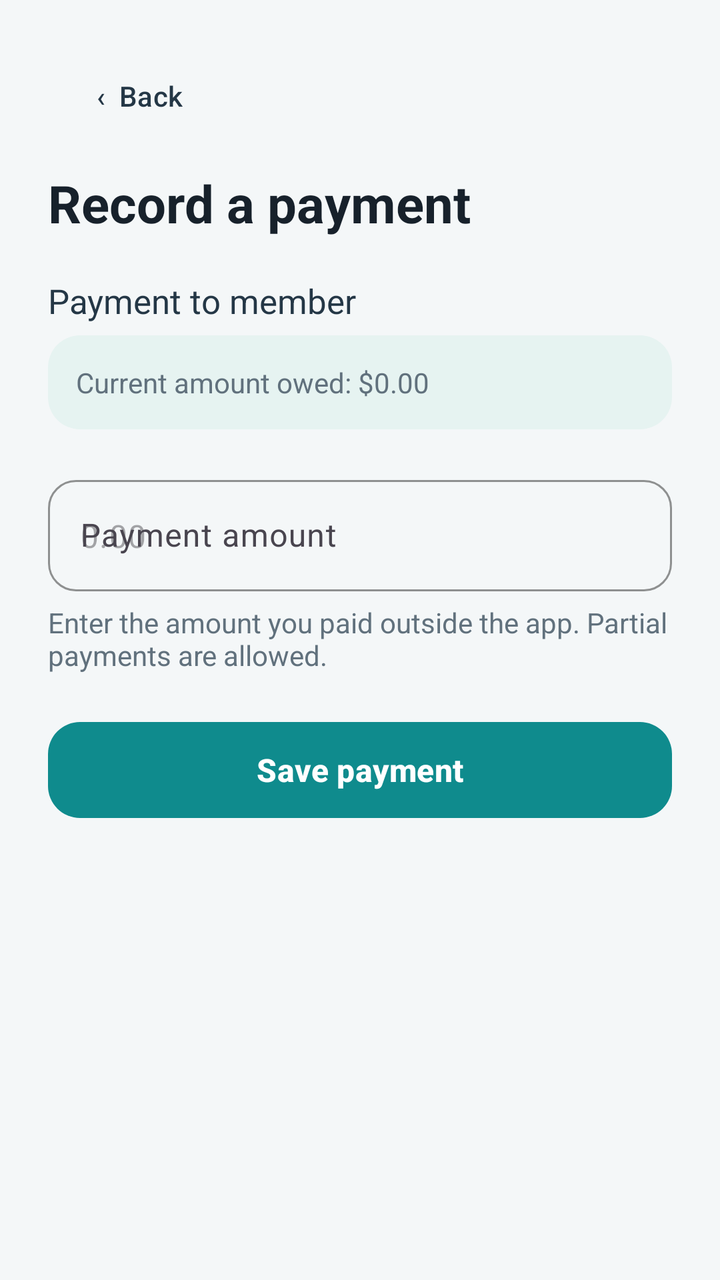
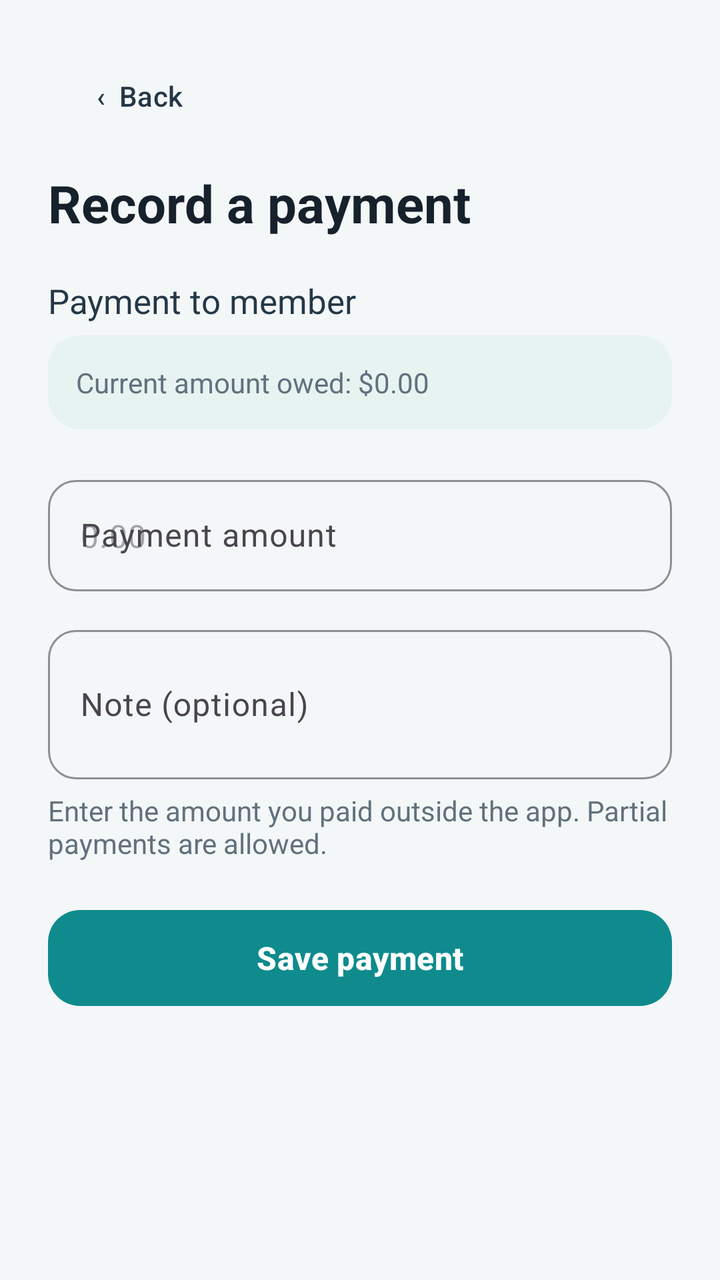

The first picture is an Android layout as it rendered before a commit; the second is the same layout after the commit. The layout source and the unified diff follow.
<!-- AndroidManifest.xml: application theme Theme.MyApplication -->
<!-- res/layout/activity_settlement.xml -->
<?xml version="1.0" encoding="utf-8"?>
<LinearLayout xmlns:android="http://schemas.android.com/apk/res/android"
    xmlns:app="http://schemas.android.com/apk/res-auto"
    android:layout_width="match_parent"
    android:layout_height="match_parent"
    android:orientation="vertical"
    android:padding="24dp"
    android:background="@color/surface_app">

    <com.google.android.material.button.MaterialButton
        android:id="@+id/btnSettlementBack"
        android:layout_width="wrap_content"
        android:layout_height="48dp"
        android:text="‹  Back"
        android:textAllCaps="false"
        android:textColor="@color/brand_ink"
        app:backgroundTint="@android:color/transparent"
        app:cornerRadius="14dp" />

    <TextView
        android:id="@+id/tvSettlementTitle"
        android:layout_width="match_parent"
        android:layout_height="wrap_content"
        android:text="Record a payment"
        android:textSize="26sp"
        android:textStyle="bold"
        android:textColor="@color/ink"
        android:layout_marginTop="12dp" />

    <TextView
        android:id="@+id/tvSettlementPayee"
        android:layout_width="match_parent"
        android:layout_height="wrap_content"
        android:text="Payment to member"
        android:textSize="17sp"
        android:textColor="@color/brand_ink"
        android:layout_marginTop="20dp" />

    <TextView
        android:id="@+id/tvSettlementMaximum"
        android:layout_width="match_parent"
        android:layout_height="wrap_content"
        android:text="Current amount owed: $0.00"
        android:textSize="14sp"
        android:textColor="@color/text_secondary"
        android:background="@drawable/bg_summary_card"
        android:padding="14dp"
        android:layout_marginTop="6dp" />

    <com.google.android.material.textfield.TextInputLayout
        android:layout_width="match_parent"
        android:layout_height="wrap_content"
        android:hint="Payment amount"
        app:prefixText="$"
        app:boxBackgroundMode="outline"
        app:boxCornerRadiusTopStart="14dp"
        app:boxCornerRadiusTopEnd="14dp"
        app:boxCornerRadiusBottomStart="14dp"
        app:boxCornerRadiusBottomEnd="14dp"
        app:boxStrokeColor="@color/brand_teal"
        android:layout_marginTop="20dp">
        <com.google.android.material.textfield.TextInputEditText
            android:id="@+id/etSettlementAmount"
            android:layout_width="match_parent"
            android:layout_height="wrap_content"
            android:hint="0.00"
            android:inputType="numberDecimal"
            android:singleLine="true" />
    </com.google.android.material.textfield.TextInputLayout>

    <TextView
        android:layout_width="match_parent"
        android:layout_height="wrap_content"
        android:text="Enter the amount you paid outside the app. Partial payments are allowed."
        android:textSize="14sp"
        android:textColor="@color/text_secondary"
        android:layout_marginTop="6dp" />

    <TextView
        android:id="@+id/tvSettlementError"
        android:layout_width="match_parent"
        android:layout_height="wrap_content"
        android:textColor="@color/error"
        android:visibility="gone"
        android:layout_marginTop="12dp" />

    <com.google.android.material.button.MaterialButton
        android:id="@+id/btnSaveSettlement"
        android:layout_width="match_parent"
        android:layout_height="56dp"
        android:text="Save payment"
        android:textAllCaps="false"
        android:textSize="16sp"
        android:textStyle="bold"
        android:textColor="@color/white"
        app:backgroundTint="@color/brand_teal"
        app:cornerRadius="16dp"
        android:layout_marginTop="20dp" />
</LinearLayout>
<!-- resources referenced by this layout -->
<resources>
  <color name="brand_ink">#243746</color>
  <color name="brand_teal">#0F8B8D</color>
  <color name="error">#B42318</color>
  <color name="ink">#17212B</color>
  <color name="surface_app">#F4F7F8</color>
  <color name="text_secondary">#61717D</color>
  <color name="white">#FFFFFFFF</color>
  <!-- drawable bg_summary_card (drawable) -->
  <?xml version="1.0" encoding="utf-8"?>
  <shape xmlns:android="http://schemas.android.com/apk/res/android" android:shape="rectangle">
      <solid android:color="#E6F3F1" />
      <corners android:radius="16dp" />
  </shape>
  <style name="Theme.MyApplication" parent="Base.Theme.MyApplication" />
  <style name="Base.Theme.MyApplication" parent="Theme.Material3.DayNight.NoActionBar">
          <item name="colorPrimary">@color/brand_teal</item>
          <item name="colorOnPrimary">@color/white</item>
          <item name="colorSecondary">@color/brand_ink</item>
          <item name="colorOnSecondary">@color/white</item>
      </style>
</resources>

<!-- the commit's change to res/layout/activity_settlement.xml (unified diff, before → after) -->
@@ -1,11 +1,16 @@
 <?xml version="1.0" encoding="utf-8"?>
-<LinearLayout xmlns:android="http://schemas.android.com/apk/res/android"
+<ScrollView xmlns:android="http://schemas.android.com/apk/res/android"
     xmlns:app="http://schemas.android.com/apk/res-auto"
     android:layout_width="match_parent"
     android:layout_height="match_parent"
+    android:fillViewport="true"
+    android:background="@color/surface_app">
+
+  <LinearLayout
+    android:layout_width="match_parent"
+    android:layout_height="wrap_content"
     android:orientation="vertical"
-    android:padding="24dp"
-    android:background="@color/surface_app">
+    android:padding="24dp">
 
     <com.google.android.material.button.MaterialButton
         android:id="@+id/btnSettlementBack"
@@ -68,6 +73,26 @@
             android:singleLine="true" />
     </com.google.android.material.textfield.TextInputLayout>
 
+    <com.google.android.material.textfield.TextInputLayout
+        android:layout_width="match_parent"
+        android:layout_height="wrap_content"
+        android:hint="Note (optional)"
+        app:boxBackgroundMode="outline"
+        app:boxCornerRadiusTopStart="14dp"
+        app:boxCornerRadiusTopEnd="14dp"
+        app:boxCornerRadiusBottomStart="14dp"
+        app:boxCornerRadiusBottomEnd="14dp"
+        app:boxStrokeColor="@color/brand_teal"
+        android:layout_marginTop="14dp">
+        <com.google.android.material.textfield.TextInputEditText
+            android:id="@+id/etSettlementNote"
+            android:layout_width="match_parent"
+            android:layout_height="wrap_content"
+            android:inputType="textCapSentences|textMultiLine"
+            android:maxLength="500"
+            android:minLines="2" />
+    </com.google.android.material.textfield.TextInputLayout>
+
     <TextView
         android:layout_width="match_parent"
         android:layout_height="wrap_content"
@@ -96,4 +121,5 @@
         app:backgroundTint="@color/brand_teal"
         app:cornerRadius="16dp"
         android:layout_marginTop="20dp" />
-</LinearLayout>
+  </LinearLayout>
+</ScrollView>
